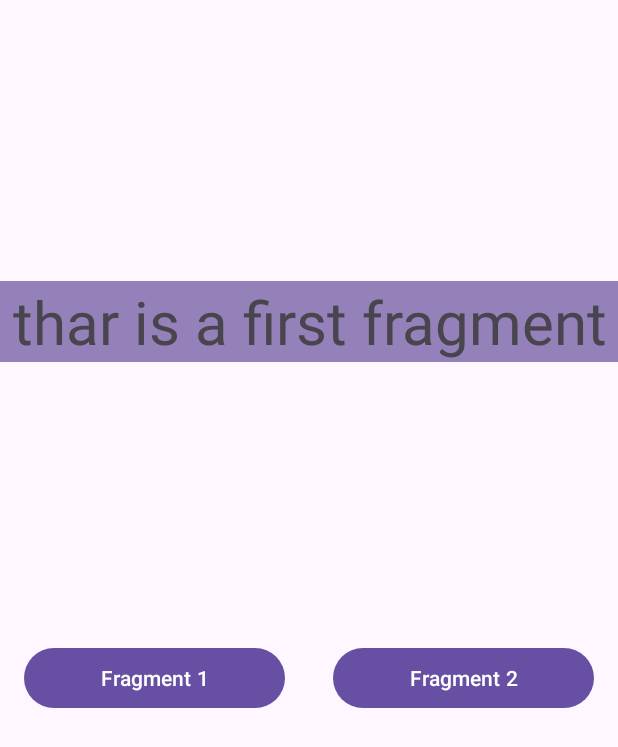
After one commit to batooldshilleh/TrainingTasks, an Android app: the FerstFragment screen opened directly, with no data from a screen before it, on a phone screen of 412 x 824 dp. The commit adds this screen. Shown: the top 747 px of the screen. Run offline under Robolectric (Android 15) with nearby library versions, the phone set to English and light mode, and no system bars.

Commit message:
fragment task

```diff
--- a/app/src/main/AndroidManifest.xml
+++ b/app/src/main/AndroidManifest.xml
@@ -12,6 +12,9 @@
         android:supportsRtl="true"
         android:theme="@style/Theme.Tasks"
         tools:targetApi="31">
+        <activity
+            android:name=".FragmentSimpleTask"
+            android:exported="false" />
         <activity
             android:name=".Navigation"
             android:exported="false" />
--- /dev/null
+++ b/app/src/main/java/com/example/tasks/FerstFragment.kt
@@ -0,0 +1,12 @@
+package com.example.tasks
+
+import android.os.Bundle
+import androidx.fragment.app.Fragment
+import android.view.LayoutInflater
+import android.view.View
+import android.view.ViewGroup
+
+
+class FerstFragment : Fragment(R.layout.fragment_ferst) {
+
+}
--- /dev/null
+++ b/app/src/main/java/com/example/tasks/FragmentSimpleTask.kt
@@ -0,0 +1,65 @@
+package com.example.tasks
+
+import android.os.Bundle
+import android.widget.Button
+import androidx.activity.enableEdgeToEdge
+import androidx.appcompat.app.AppCompatActivity
+import androidx.core.view.ViewCompat
+import androidx.core.view.WindowInsetsCompat
+import androidx.fragment.app.FragmentContainerView
+
+class FragmentSimpleTask : AppCompatActivity() {
+    private lateinit var btnFirstFragment: Button
+    private lateinit var btnSecondFragment: Button
+    private lateinit var fragmentContener: FragmentContainerView
+
+    val frag1 = FerstFragment()
+    val frag2 = SecondFragment()
+
+    override fun onCreate(savedInstanceState: Bundle?) {
+        super.onCreate(savedInstanceState)
+        enableEdgeToEdge()
+        setContentView(R.layout.activity_fragment_simple_task)
+
+        initViewss()
+        defaultFragment()
+        setupClickListeners()
+
+    }
+
+    fun initViewss() {
+        btnFirstFragment = findViewById(R.id.btnFragment1)
+        btnSecondFragment = findViewById(R.id.btn2)
+        fragmentContener = findViewById(R.id.fcvFragment1)
+    }
+
+    fun defaultFragment() {
+        supportFragmentManager.beginTransaction().apply {
+            replace(fragmentContener.id, frag1)
+            commit()
+        }
+    }
+
+    fun setupClickListeners() {
+        btnFirstFragment.setOnClickListener {
+            supportFragmentManager.beginTransaction().apply {
+
+                replace(R.id.fcvFragment1, frag1)
+                addToBackStack("first_fragment")
+                setReorderingAllowed(true)
+                commit()
+
+            }
+        }
+
+        btnSecondFragment.setOnClickListener {
+            supportFragmentManager.beginTransaction().apply {
+                replace(R.id.fcvFragment1, frag2)
+                addToBackStack("second_fragment")
+                setReorderingAllowed(true)
+                commit()
+
+            }
+        }
+    }
+}
--- a/app/src/main/java/com/example/tasks/MainActivity.kt
+++ b/app/src/main/java/com/example/tasks/MainActivity.kt
@@ -10,6 +10,7 @@ import androidx.core.view.WindowInsetsCompat
 
 class MainActivity : AppCompatActivity() {
     private lateinit var btnLinearLayout: Button
+    private lateinit var btnFragment: Button
     override fun onCreate(savedInstanceState: Bundle?) {
         super.onCreate(savedInstanceState)
         enableEdgeToEdge()
@@ -22,11 +23,16 @@ class MainActivity : AppCompatActivity() {
 
     fun setupView(){
         btnLinearLayout = findViewById(R.id.btnTask1)
+        btnFragment = findViewById(R.id.btnTask4)
     }
 
     fun setupListener(){
         btnLinearLayout.setOnClickListener {
             navigateToFirstTask()
+        }
+
+        btnFragment.setOnClickListener {
+            navigateToFourthTask()
         }
     }
 
@@ -34,4 +40,9 @@ class MainActivity : AppCompatActivity() {
         val intent = Intent(this@MainActivity, LinearLayout::class.java)
         startActivity(intent)
     }
+
+    fun navigateToFourthTask(){
+        val intent = Intent(this@MainActivity, FragmentSimpleTask::class.java)
+        startActivity(intent)
+    }
 }
--- /dev/null
+++ b/app/src/main/java/com/example/tasks/SecondFragment.kt
@@ -0,0 +1,12 @@
+package com.example.tasks
+
+import android.os.Bundle
+import androidx.fragment.app.Fragment
+import android.view.LayoutInflater
+import android.view.View
+import android.view.ViewGroup
+
+
+class SecondFragment : Fragment(R.layout.fragment_second) {
+
+}
--- /dev/null
+++ b/app/src/main/res/layout/activity_fragment_simple_task.xml
@@ -0,0 +1,53 @@
+<?xml version="1.0" encoding="utf-8"?>
+<androidx.constraintlayout.widget.ConstraintLayout xmlns:android="http://schemas.android.com/apk/res/android"
+    xmlns:app="http://schemas.android.com/apk/res-auto"
+    xmlns:tools="http://schemas.android.com/tools"
+    android:id="@+id/main"
+    android:layout_width="match_parent"
+    android:layout_height="match_parent"
+    tools:context=".MainActivity">
+
+
+    <androidx.fragment.app.FragmentContainerView
+        android:id="@+id/fcvFragment1"
+        android:layout_width="0dp"
+        android:layout_height="wrap_content"
+        android:background="@color/parple"
+        app:layout_constraintStart_toStartOf="parent"
+        app:layout_constraintBottom_toTopOf="@+id/btnFragment1"
+        app:layout_constraintEnd_toEndOf="parent"
+        app:layout_constraintTop_toTopOf="parent"/>
+    <androidx.constraintlayout.widget.Guideline
+        android:id="@+id/gl1"
+        android:layout_width="0dp"
+        android:layout_height="wrap_content"
+        android:orientation="horizontal"
+        app:layout_constraintGuide_percent="0.5"/>
+
+    <Button
+        android:id="@+id/btnFragment1"
+        android:layout_width="0dp"
+        android:layout_height="wrap_content"
+        android:text="@string/first_fragment"
+        android:layout_margin="16dp"
+        app:layout_constraintEnd_toStartOf="@+id/btn2"
+        app:layout_constraintHorizontal_bias="0.5"
+        app:layout_constraintStart_toStartOf="parent"
+        app:layout_constraintTop_toBottomOf="@+id/gl1"
+        />
+
+    <Button
+        android:id="@+id/btn2"
+        android:layout_width="0dp"
+        android:layout_height="wrap_content"
+        android:layout_margin="16dp"
+        android:layout_marginTop="424dp"
+        android:text="@string/second_fragment"
+        app:layout_constraintEnd_toEndOf="parent"
+        app:layout_constraintHorizontal_bias="0.5"
+        app:layout_constraintStart_toEndOf="@+id/btnFragment1"
+        app:layout_constraintTop_toBottomOf="@+id/gl1" />
+
+
+
+</androidx.constraintlayout.widget.ConstraintLayout>
--- /dev/null
+++ b/app/src/main/res/layout/fragment_ferst.xml
@@ -0,0 +1,21 @@
+<?xml version="1.0" encoding="utf-8"?>
+<androidx.constraintlayout.widget.ConstraintLayout xmlns:android="http://schemas.android.com/apk/res/android"
+    xmlns:app="http://schemas.android.com/apk/res-auto"
+    xmlns:tools="http://schemas.android.com/tools"
+    android:layout_width="match_parent"
+    android:layout_height="match_parent"
+    tools:context=".FerstFragment">
+
+    <TextView
+        android:id="@+id/tvFirstFragment"
+        android:layout_width="wrap_content"
+        android:layout_height="wrap_content"
+        android:gravity="center"
+        android:text="@string/first_fragment_message"
+        android:textSize="40sp"
+        app:layout_constraintBottom_toBottomOf="parent"
+        app:layout_constraintTop_toTopOf="parent"
+        app:layout_constraintStart_toStartOf="parent"
+        app:layout_constraintEnd_toEndOf="parent"/>
+
+</androidx.constraintlayout.widget.ConstraintLayout>
--- /dev/null
+++ b/app/src/main/res/layout/fragment_second.xml
@@ -0,0 +1,21 @@
+<?xml version="1.0" encoding="utf-8"?>
+<androidx.constraintlayout.widget.ConstraintLayout xmlns:android="http://schemas.android.com/apk/res/android"
+    xmlns:app="http://schemas.android.com/apk/res-auto"
+    xmlns:tools="http://schemas.android.com/tools"
+    android:layout_width="match_parent"
+    android:layout_height="match_parent"
+    tools:context=".SecondFragment">
+
+    <TextView
+        android:id="@+id/tvSecondFragment"
+        android:layout_width="wrap_content"
+        android:layout_height="wrap_content"
+        android:gravity="center"
+        android:text="@string/second_fragment_message"
+        android:textSize="40sp"
+        app:layout_constraintBottom_toBottomOf="parent"
+        app:layout_constraintEnd_toEndOf="parent"
+        app:layout_constraintStart_toStartOf="parent"
+        app:layout_constraintTop_toTopOf="parent" />
+
+</androidx.constraintlayout.widget.ConstraintLayout>
--- a/app/src/main/res/values/colors.xml
+++ b/app/src/main/res/values/colors.xml
@@ -2,4 +2,5 @@
 <resources>
     <color name="black">#FF000000</color>
     <color name="white">#FFFFFFFF</color>
+    <color name="parple">#9581B9</color>
 </resources>
--- a/app/src/main/res/values/strings.xml
+++ b/app/src/main/res/values/strings.xml
@@ -18,4 +18,10 @@
     <string name="result">Result</string>
     <string name="navigation">Navigation</string>
     <string name="back">Back</string>
+
+    <!--fragment simple-->
+    <string name="first_fragment">Fragment 1</string>
+    <string name="second_fragment">Fragment 2</string>
+    <string name="first_fragment_message">thar is a first fragment</string>
+    <string name="second_fragment_message">thar is a second fragment</string>
 </resources>
```
